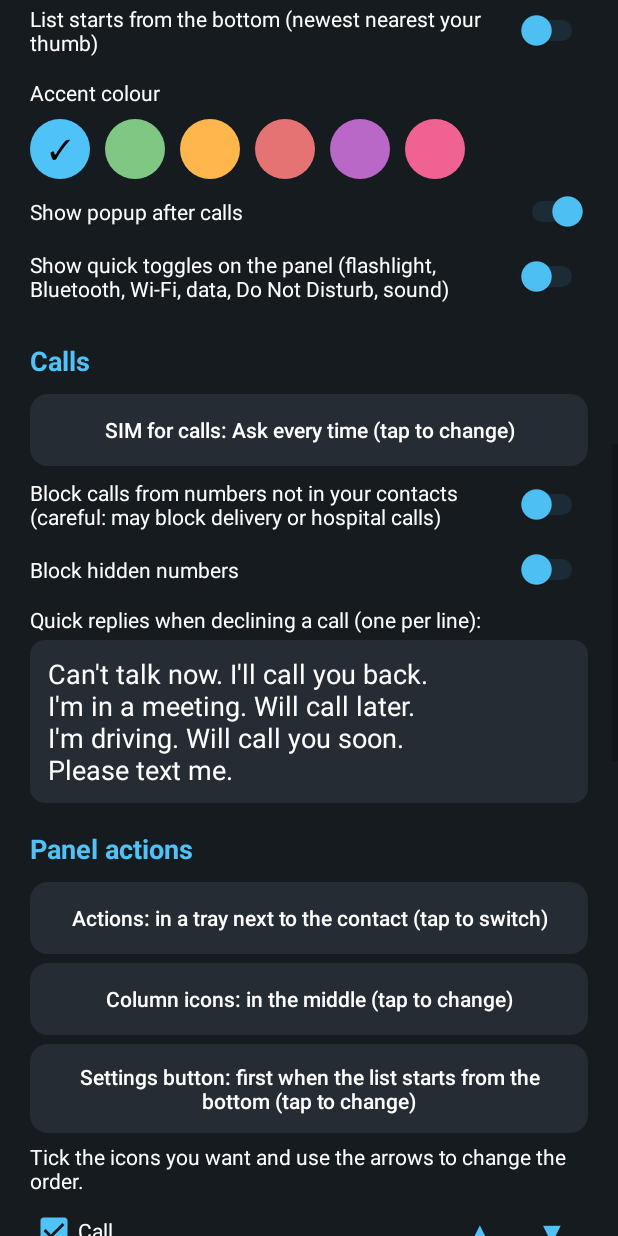
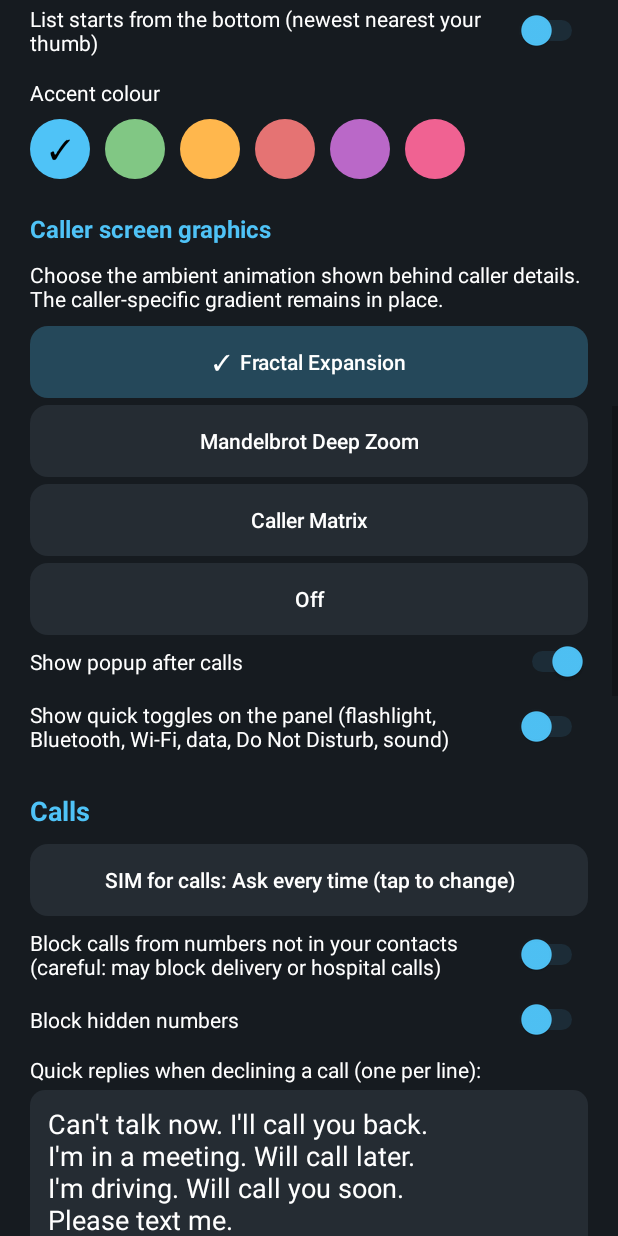
Before and after one commit to MafazAnsar/Personal-Dialler, an Android app: the MainActivity screen opened directly, with no data from a screen before it, scrolled down 1153 dp, on a phone screen of 412 x 824 dp. Run offline under Robolectric (Android 15) with nearby library versions, the phone set to English and light mode, and no system bars.

Commit message:
Add caller-screen animation theme selector to settings

```diff
--- a/app/src/main/java/com/mafaz/dialer/MainActivity.kt
+++ b/app/src/main/java/com/mafaz/dialer/MainActivity.kt
@@ -42,6 +42,7 @@ class MainActivity : Activity() {
     private lateinit var posBtn: Button
     private lateinit var gearBtn: Button
     private lateinit var actionsBox: LinearLayout
+    private lateinit var visualThemeBox: LinearLayout
 
     private fun dp(v: Int) = Ui.dp(this, v)
 
@@ -148,6 +149,12 @@ class MainActivity : Activity() {
         swatches = LinearLayout(this)
         root.addView(swatches)
         buildSwatches()
+        heading("Caller screen graphics", 16f)
+        text("Choose the ambient animation shown behind caller details. The caller-specific gradient remains in place.")
+        visualThemeBox = LinearLayout(this)
+        visualThemeBox.orientation = LinearLayout.VERTICAL
+        root.addView(visualThemeBox)
+        buildVisualThemeOptions()
         switch("Show popup after calls", "postcall", true)
         switch("Show quick toggles on the panel (flashlight, Bluetooth, Wi-Fi, data, Do Not Disturb, sound)", "showtoggles", false)
 
@@ -338,6 +345,35 @@ class MainActivity : Activity() {
             }
         })
         root.addView(sb)
+    }
+
+    private fun buildVisualThemeOptions() {
+        visualThemeBox.removeAllViews()
+        val choices = listOf(
+            "expansion" to "Fractal Expansion",
+            "mandelbrot" to "Mandelbrot Deep Zoom",
+            "matrix" to "Caller Matrix",
+            "off" to "Off"
+        )
+        val selected = prefs.getString("call_visual", "expansion") ?: "expansion"
+        for ((key, title) in choices) {
+            val b = Button(this)
+            b.text = (if (selected == key) "\u2713  " else "") + title
+            b.isAllCaps = false
+            b.setTextColor(Ui.text(this))
+            b.stateListAnimator = null
+            b.background = Ui.round(
+                if (selected == key) Ui.withAlpha(Ui.accent(this), 0x44) else Ui.card(this),
+                dp(12)
+            )
+            b.setOnClickListener {
+                prefs.edit().putString("call_visual", key).apply()
+                buildVisualThemeOptions()
+            }
+            val lp = LinearLayout.LayoutParams(ViewGroup.LayoutParams.MATCH_PARENT, ViewGroup.LayoutParams.WRAP_CONTENT)
+            lp.topMargin = dp(5)
+            visualThemeBox.addView(b, lp)
+        }
     }
 
     private fun buildSwatches() {
```
